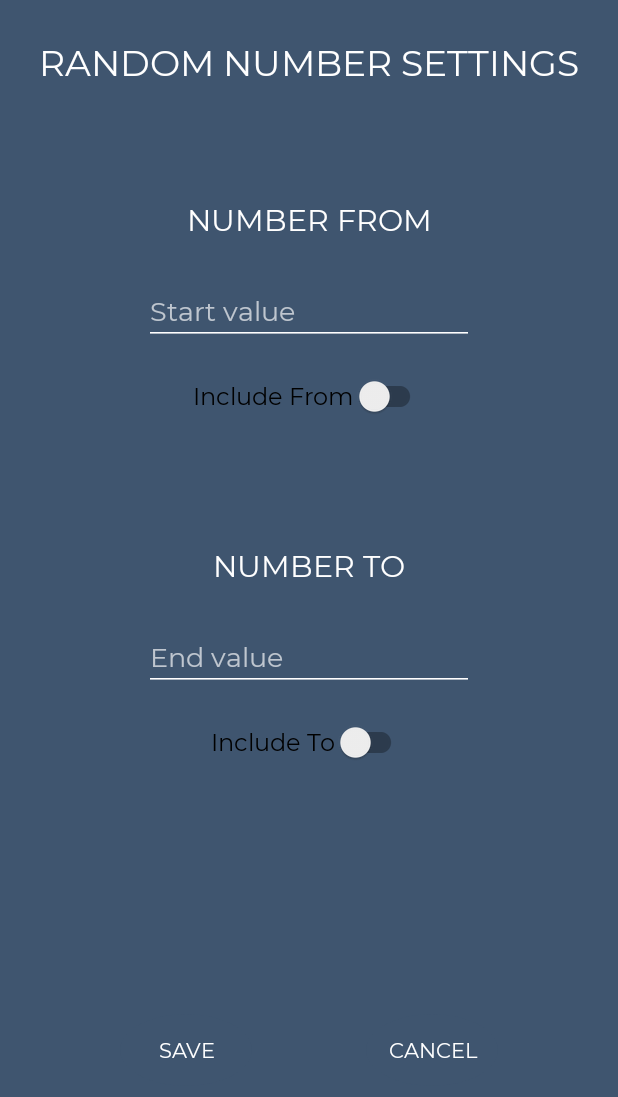
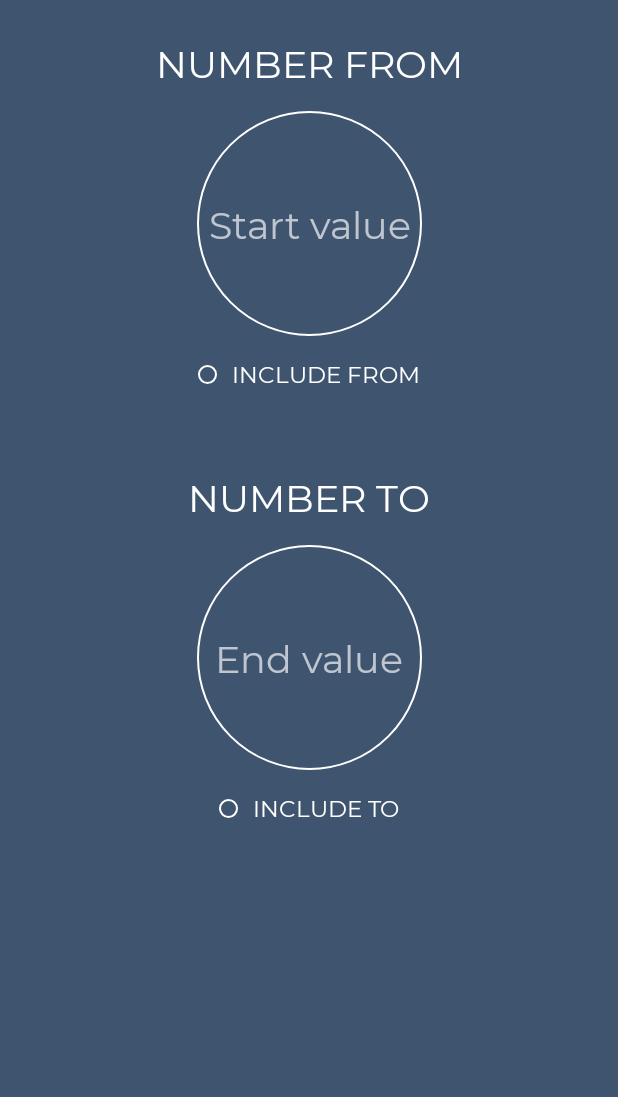
Before and after one commit to KenjiTakahashi-Rial/Randomness, an Android app: the layout activity_random_integer_settings.xml on its own in the app's theme, with its tools: preview values and no code run, on a phone screen of 412 x 824 dp. Shown: the top 1097 px of the screen. Run offline under Robolectric (Android 15) with nearby library versions, the phone set to English and light mode, and no system bars.

Commit message:
Modified activity_random_integer_settings to work with activity_base_random_settings

```diff
--- a/app/src/main/java/com/kenjitakahashirial/randomness/activities/RandomIntegerSettingsActivity.kt
+++ b/app/src/main/java/com/kenjitakahashirial/randomness/activities/RandomIntegerSettingsActivity.kt
@@ -1,19 +1,20 @@
 package com.kenjitakahashirial.randomness.activities
 
+import android.widget.CheckBox
 import android.widget.EditText
-import androidx.appcompat.widget.SwitchCompat
 import com.kenjitakahashirial.randomness.R
 import com.kenjitakahashirial.randomness.activities.abstract.BaseRandomSettingsActivity
 import com.kenjitakahashirial.randomness.utilities.RandomIntegerSettings
 import com.kenjitakahashirial.randomness.utilities.isValid
 
 class RandomIntegerSettingsActivity : BaseRandomSettingsActivity() {
-    override val settingsLayoutId: Int
-        get() = TODO("Not yet implemented")
+    override val settingsLayoutId = R.layout.activity_random_integer_settings
     override val settingsId = R.string.random_integer_settings_key
 
     private lateinit var fromText: EditText
     private lateinit var toText: EditText
+    private lateinit var includeFromSwitch: CheckBox
+    private lateinit var includeToSwitch: CheckBox
 
     override fun findViews() {
         super.findViews()
--- a/app/src/main/res/layout/activity_random_integer_settings.xml
+++ b/app/src/main/res/layout/activity_random_integer_settings.xml
@@ -6,35 +6,81 @@
     android:id="@+id/randomIntegerSettingsLayout"
     android:layout_width="match_parent"
     android:layout_height="match_parent"
-    android:focusable="true"
-    android:focusableInTouchMode="true"
-    android:clickable="true"
+    android:focusable="false"
+    android:focusableInTouchMode="false"
+    android:clickable="false"
     tools:context=".activities.RandomIntegerSettingsActivity">
 
-    <EditText
-        android:id="@+id/randomIntegerSettingsTo"
+    <TextView
+        android:id="@+id/randomIntegerSettingsFromLabel"
         android:layout_width="wrap_content"
         android:layout_height="wrap_content"
         android:layout_marginTop="25dp"
-        android:ems="10"
-        android:hint="@string/random_integer_settings_to_hint"
+        android:focusable="false"
+        android:text="@string/random_integer_from_label"
+        android:textSize="25sp"
+        app:layout_constraintEnd_toEndOf="parent"
+        app:layout_constraintStart_toStartOf="parent"
+        app:layout_constraintTop_toTopOf="parent" />
+
+    <ImageView
+        android:id="@+id/randomIntegerSettingsFromCircle"
+        android:layout_width="150dp"
+        android:layout_height="0dp"
+        android:layout_marginTop="15dp"
+        android:importantForAccessibility="no"
+        android:src="@drawable/circle_outline"
+        app:layout_constraintEnd_toEndOf="parent"
+        app:layout_constraintStart_toStartOf="parent"
+        app:layout_constraintTop_toBottomOf="@+id/randomIntegerSettingsFromLabel"
+        app:layout_constraintDimensionRatio="1:1" />
+
+    <!-- TODO: Adjust text size for large values -->
+    <EditText
+        android:id="@+id/randomIntegerSettingsFrom"
+        android:layout_width="wrap_content"
+        android:layout_height="wrap_content"
+        android:ems="5"
+        android:hint="@string/random_integer_settings_from_hint"
         android:importantForAutofill="no"
         android:inputType="numberSigned"
+        android:textSize="25sp"
+        android:gravity="center"
+        app:layout_constraintBottom_toBottomOf="@+id/randomIntegerSettingsFromCircle"
         app:layout_constraintEnd_toEndOf="parent"
         app:layout_constraintStart_toStartOf="parent"
-        app:layout_constraintTop_toBottomOf="@+id/randomIntegerSettingsToLabel" />
+        app:layout_constraintTop_toTopOf="@+id/randomIntegerSettingsFromCircle" />
 
-    <androidx.appcompat.widget.SwitchCompat
-        android:id="@+id/randomIntegerSettingsIncludeTo"
+    <androidx.constraintlayout.widget.ConstraintLayout
+        android:id="@+id/randomIntegerSettingsIncludeFromParent"
         android:layout_width="wrap_content"
         android:layout_height="wrap_content"
-        android:layout_marginTop="10dp"
-        android:focusable="false"
-        android:text="@string/random_settings_include_to"
-        android:textSize="16sp"
+        android:layout_marginTop="15dp"
+        android:gravity="center"
         app:layout_constraintEnd_toEndOf="parent"
         app:layout_constraintStart_toStartOf="parent"
-        app:layout_constraintTop_toBottomOf="@+id/randomIntegerSettingsTo" />
+        app:layout_constraintTop_toBottomOf="@+id/randomIntegerSettingsFromCircle">
+
+        <CheckBox
+            android:id="@+id/randomIntegerSettingsIncludeFrom"
+            android:layout_width="12.5dp"
+            android:layout_height="0dp"
+            android:layout_marginEnd="10dp"
+            app:layout_constraintStart_toStartOf="parent"
+            app:layout_constraintTop_toTopOf="parent"
+            app:layout_constraintBottom_toBottomOf="parent"
+            app:layout_constraintDimensionRatio="1:1" />
+
+        <TextView
+            android:layout_width="wrap_content"
+            android:layout_height="wrap_content"
+            android:text="@string/random_settings_include_from"
+            android:textSize="15sp"
+            android:layout_marginStart="10dp"
+            app:layout_constraintStart_toEndOf="@+id/randomIntegerSettingsIncludeFrom"
+            app:layout_constraintTop_toTopOf="parent"
+            app:layout_constraintBottom_toBottomOf="parent" />
+    </androidx.constraintlayout.widget.ConstraintLayout>
 
     <TextView
         android:id="@+id/randomIntegerSettingsToLabel"
@@ -43,79 +89,65 @@
         android:layout_marginTop="75dp"
         android:focusable="false"
         android:text="@string/random_integer_to_label"
-        android:textSize="20sp"
+        android:textSize="25sp"
         app:layout_constraintEnd_toEndOf="parent"
         app:layout_constraintStart_toStartOf="parent"
-        app:layout_constraintTop_toBottomOf="@+id/randomIntegerSettingsIncludeFrom" />
+        app:layout_constraintTop_toTopOf="@+id/randomIntegerSettingsIncludeFromParent" />
 
-    <TextView
-        android:id="@+id/randomIntegerSettingsTitle"
+    <ImageView
+        android:id="@+id/randomIntegerSettingsToCircle"
+        android:layout_width="150dp"
+        android:layout_height="0dp"
+        android:layout_marginTop="15dp"
+        android:importantForAccessibility="no"
+        android:src="@drawable/circle_outline"
+        app:layout_constraintEnd_toEndOf="parent"
+        app:layout_constraintStart_toStartOf="parent"
+        app:layout_constraintTop_toBottomOf="@+id/randomIntegerSettingsToLabel"
+        app:layout_constraintDimensionRatio="1:1" />
+
+    <EditText
+        android:id="@+id/randomIntegerSettingsTo"
         android:layout_width="wrap_content"
         android:layout_height="wrap_content"
-        android:layout_marginTop="25dp"
-        android:focusable="false"
-        android:text="@string/random_integer_settings_title"
-        android:textSize="24sp"
+        android:ems="5"
+        android:hint="@string/random_integer_settings_to_hint"
+        android:importantForAutofill="no"
+        android:inputType="numberSigned"
+        android:textSize="25sp"
+        android:gravity="center"
+        app:layout_constraintBottom_toBottomOf="@+id/randomIntegerSettingsToCircle"
         app:layout_constraintEnd_toEndOf="parent"
         app:layout_constraintStart_toStartOf="parent"
-        app:layout_constraintTop_toTopOf="parent" />
+        app:layout_constraintTop_toTopOf="@+id/randomIntegerSettingsToCircle" />
 
-    <TextView
-        android:id="@+id/randomIntegerSettingsStartLabel"
+    <androidx.constraintlayout.widget.ConstraintLayout
         android:layout_width="wrap_content"
         android:layout_height="wrap_content"
-        android:layout_marginTop="75dp"
-        android:focusable="false"
-        android:text="@string/random_integer_from_label"
-        android:textSize="20sp"
+        android:layout_marginTop="15dp"
+        android:gravity="center"
         app:layout_constraintEnd_toEndOf="parent"
         app:layout_constraintStart_toStartOf="parent"
-        app:layout_constraintTop_toBottomOf="@+id/randomIntegerSettingsTitle" />
+        app:layout_constraintTop_toBottomOf="@+id/randomIntegerSettingsToCircle">
 
-    <EditText
-        android:id="@+id/randomIntegerSettingsFrom"
-        android:layout_width="wrap_content"
-        android:layout_height="wrap_content"
-        android:layout_marginTop="25dp"
-        android:ems="10"
-        android:inputType="numberSigned"
-        android:hint="@string/random_integer_settings_from_hint"
-        android:importantForAutofill="no"
-        app:layout_constraintEnd_toEndOf="parent"
-        app:layout_constraintStart_toStartOf="parent"
-        app:layout_constraintTop_toBottomOf="@+id/randomIntegerSettingsStartLabel" />
+        <CheckBox
+            android:id="@+id/randomIntegerSettingsIncludeTo"
+            android:layout_width="12.5dp"
+            android:layout_height="0dp"
+            android:layout_marginEnd="10dp"
+            app:layout_constraintStart_toStartOf="parent"
+            app:layout_constraintTop_toTopOf="parent"
+            app:layout_constraintBottom_toBottomOf="parent"
+            app:layout_constraintDimensionRatio="1:1" />
 
-    <androidx.appcompat.widget.SwitchCompat
-        android:id="@+id/randomIntegerSettingsIncludeFrom"
-        android:layout_width="wrap_content"
-        android:layout_height="wrap_content"
-        android:layout_marginTop="10dp"
-        android:focusable="false"
-        android:text="@string/random_settings_include_from"
-        android:textSize="16sp"
-        app:layout_constraintEnd_toEndOf="parent"
-        app:layout_constraintStart_toStartOf="parent"
-        app:layout_constraintTop_toBottomOf="@+id/randomIntegerSettingsFrom" />
-
-    <Button
-        android:id="@+id/randomIntegerSettingsSaveButton"
-        android:layout_width="wrap_content"
-        android:layout_height="wrap_content"
-        android:layout_marginStart="80dp"
-        android:layout_marginBottom="100dp"
-        android:focusable="false"
-        android:text="@string/random_settings_save"
-        app:layout_constraintBottom_toBottomOf="parent"
-        app:layout_constraintStart_toStartOf="parent" />
-
-    <Button
-        android:id="@+id/randomIntegerSettingsCancelButton"
-        android:layout_width="wrap_content"
-        android:layout_height="wrap_content"
-        android:layout_marginEnd="80dp"
-        android:focusable="false"
-        android:text="@string/random_settings_cancel"
-        app:layout_constraintEnd_toEndOf="parent"
-        app:layout_constraintTop_toTopOf="@+id/randomIntegerSettingsSaveButton" />
-
+        <TextView
+            android:layout_width="wrap_content"
+            android:layout_height="wrap_content"
+            android:text="@string/random_settings_include_to"
+            android:textSize="15sp"
+            android:layout_marginStart="10dp"
+            app:layout_constraintStart_toEndOf="@+id/randomIntegerSettingsIncludeTo"
+            app:layout_constraintTop_toTopOf="parent"
+            app:layout_constraintBottom_toBottomOf="parent" />
+    </androidx.constraintlayout.widget.ConstraintLayout>
 </androidx.constraintlayout.widget.ConstraintLayout>
--- a/app/src/main/res/values/themes.xml
+++ b/app/src/main/res/values/themes.xml
@@ -25,7 +25,7 @@
     </style>
 
     <style name="RandomnessEditText" parent="Widget.AppCompat.EditText">
-        <item name="android:backgroundTint">@android:color/white</item>
+        <item name="android:background">@null</item>
         <item name="android:textColor">@android:color/white</item>
         <item name="android:textColorHint">#AAFFFFFF</item>
     </style>
```
